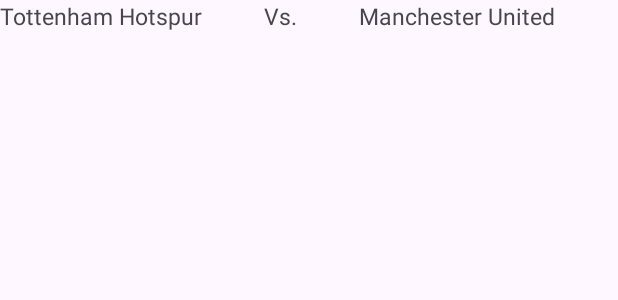
After one commit to aaahmed1/SoccerBet, an Android app: the layout row_games.xml on its own in the app's theme, with its tools: preview values and no code run, on a phone screen of 412 x 824 dp. The commit adds this screen. Shown: the top 300 px of the screen. Run offline under Robolectric (Android 15) with nearby library versions, the phone set to English and light mode, and no system bars; network calls fail.

Commit message:
Can view next games

```diff
--- a/SoccerBetApp/app/src/main/AndroidManifest.xml
+++ b/SoccerBetApp/app/src/main/AndroidManifest.xml
@@ -1,6 +1,8 @@
 <?xml version="1.0" encoding="utf-8"?>
 <manifest xmlns:android="http://schemas.android.com/apk/res/android"
     xmlns:tools="http://schemas.android.com/tools">
+    <uses-permission android:name="android.permission.INTERNET"/>
+    <uses-permission android:name="android.permission.ACCESS_NETWORK_STATE"/>
 
     <application
         android:allowBackup="true"
--- a/SoccerBetApp/app/src/main/java/com/example/soccerbetapp/MainActivity.kt
+++ b/SoccerBetApp/app/src/main/java/com/example/soccerbetapp/MainActivity.kt
@@ -26,6 +26,9 @@ class MainActivity : AppCompatActivity() {
             insets
         }
         navController = findNavController(R.id.main_frame)
+        binding.navGames.setOnClickListener {
+            navController.navigate(R.id.gamesFragment)
+        }
     }
 
     override fun onStart() {
--- /dev/null
+++ b/SoccerBetApp/app/src/main/res/layout/row_games.xml
@@ -0,0 +1,27 @@
+<?xml version="1.0" encoding="utf-8"?>
+<LinearLayout xmlns:android="http://schemas.android.com/apk/res/android"
+    android:orientation="horizontal"
+    android:layout_width="match_parent"
+    android:layout_height="wrap_content">
+    <TextView
+        android:layout_width="wrap_content"
+        android:layout_height="wrap_content"
+        android:id="@+id/homeTeam"
+        android:textSize="15sp"
+        android:layout_weight="1"
+        android:text="Tottenham Hotspur"/>
+    <TextView
+        android:layout_width="wrap_content"
+        android:layout_height="wrap_content"
+        android:id="@+id/vs"
+        android:textSize="15sp"
+        android:layout_weight="1"
+        android:text="Vs."/>
+    <TextView
+        android:layout_width="wrap_content"
+        android:layout_height="wrap_content"
+        android:id="@+id/awayTeam"
+        android:textSize="15sp"
+        android:layout_weight="1"
+        android:text="Manchester United"/>
+</LinearLayout>
--- a/SoccerBetApp/app/src/main/res/navigation/nav_graph.xml
+++ b/SoccerBetApp/app/src/main/res/navigation/nav_graph.xml
@@ -13,4 +13,8 @@
         android:id="@+id/profileFragment"
         android:name="com.example.soccerbetapp.ui.ProfileFragment"
         android:label="Profile"/>
+    <fragment
+        android:id="@+id/gamesFragment"
+        android:name="com.example.soccerbetapp.ui.GamesFragment"
+        android:label="Games"/>
 </navigation>
```
Also changed, not shown: SoccerBetApp/app/build.gradle.kts (+12 -0 lines), SoccerBetApp/app/src/main/java/com/example/soccerbetapp/MainViewModel.kt (+20 -0 lines), SoccerBetApp/app/src/main/java/com/example/soccerbetapp/api/GameModel.kt (added, +15 -0 lines), SoccerBetApp/app/src/main/java/com/example/soccerbetapp/api/GameRepository.kt (added, +20 -0 lines), SoccerBetApp/app/src/main/java/com/example/soccerbetapp/api/SoccerApi.kt (added, +48 -0 lines), SoccerBetApp/app/src/main/java/com/example/soccerbetapp/ui/GamesFragment.kt (added, +32 -0 lines), SoccerBetApp/app/src/main/java/com/example/soccerbetapp/ui/GamesRowAdapter.kt (added, +41 -0 lines), SoccerBetApp/app/src/main/res/layout/fragment_games.xml (added, +7 -0 lines).
